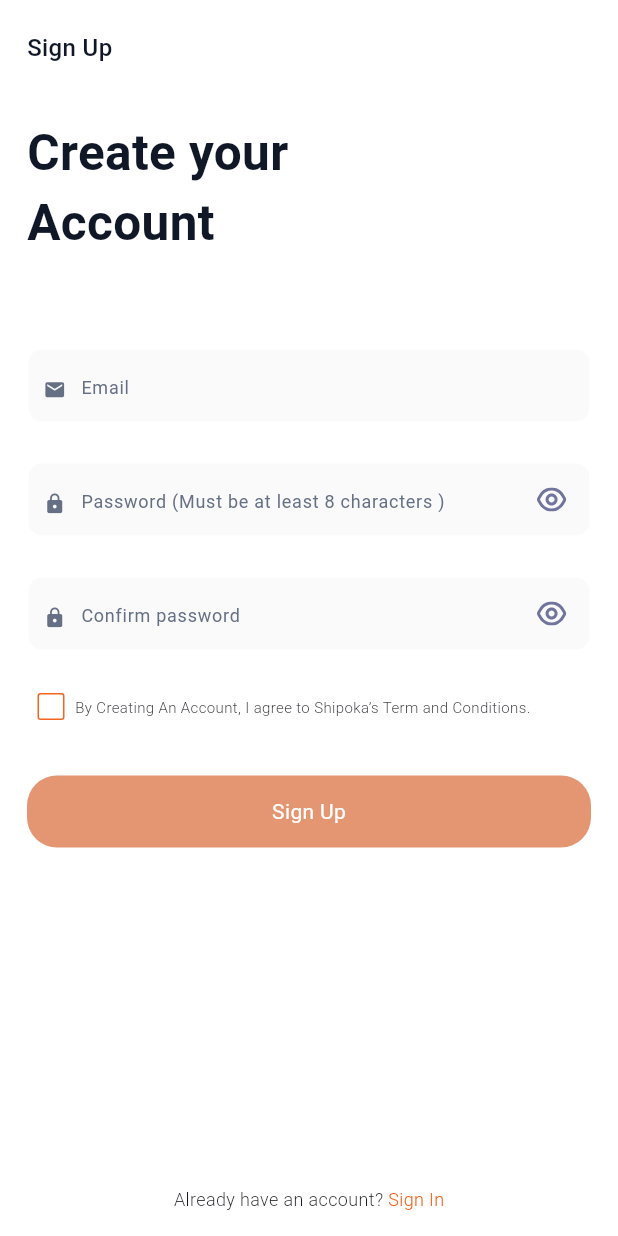
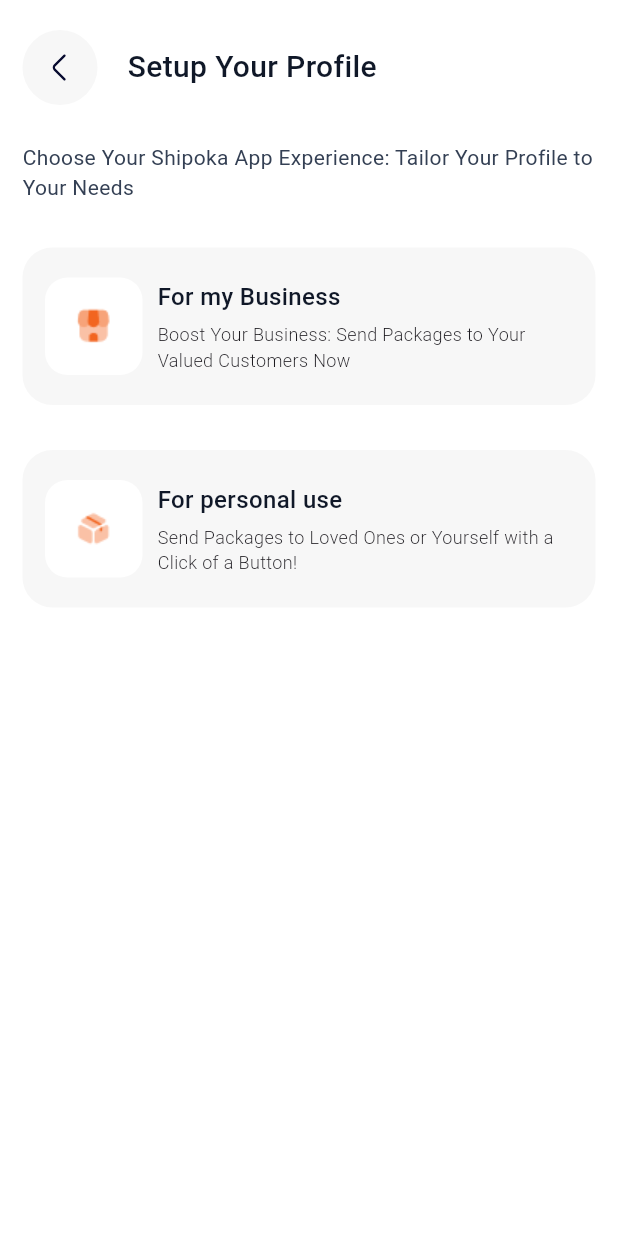
Before and after one commit to isaacwinston98/shipoka, a Flutter app: the screen it shows after launch, on a phone screen of 412 x 824 dp. Run offline on Flutter 3.47's test engine with Material 3 defaults, Android fonts, the phone set to English and light mode, and no system bars; our stand-ins replace device_info_plus, device_preview, flutter_svg, gap, google_fonts, injectable and 1 more; Roboto replaces fonts that are missing (Ubuntu).

Commit message:
implemented setup_profile.dart

```diff
--- a/lib/app/styles/app_color.dart
+++ b/lib/app/styles/app_color.dart
@@ -14,6 +14,8 @@
   static const Color textFieldBackground = Color(0xffFAFAFA);
   static const Color red = Color(0xffD8304A);
   static const Color grey3 = Color(0xffD9DDEE);
+  static const Color lightBackground = Color(0xffF7F7F7);
+  static const Color smallTextColor = Color(0xff344054);
 
 
   static const Map<int, Color> colorScratch  = {
--- a/lib/app/view/app.dart
+++ b/lib/app/view/app.dart
@@ -22,7 +22,7 @@
       title: 'Shipoka',
       theme: AppTheme.themeData,
       onGenerateRoute: onGenerateRoute,
-      initialRoute: RouteName.signUp,
+      initialRoute: RouteName.setupProfile,
     );
   }
 }
--- /dev/null
+++ b/lib/app/view/widget/app_back_button.dart
@@ -0,0 +1,30 @@
+import 'package:flutter/material.dart';
+import 'package:flutter_svg/svg.dart';
+import 'package:shipoka/app/styles/app_color.dart';
+import 'package:shipoka/core/constant/app_asset.dart';
+
+class AppBackButton extends StatelessWidget {
+  const AppBackButton({
+    Key? key,
+  }) : super(key: key);
+
+  @override
+  Widget build(BuildContext context) {
+    return Container(
+      width: 50.0,
+      height: 50.0,
+      decoration: const BoxDecoration(
+        shape: BoxShape.circle,
+        color: AppColors.lightBackground,
+      ),
+      child: Padding(
+        padding: EdgeInsets.zero,
+        child: Center(
+          child: SvgPicture.asset(
+            AppAssets.arrowBack,
+          ),
+        ),
+      ),
+    );
+  }
+}
--- a/lib/core/constant/app_asset.dart
+++ b/lib/core/constant/app_asset.dart
@@ -3,9 +3,12 @@
   // app asset images here
   static const String logo = 'assets/images/logo.png';
   static const String splashCircle = 'assets/images/splashCircle.png';
+  static const String shop = 'assets/images/shop.png';
+  static const String box = 'assets/images/box.png';
 
   // app asset Icons here
   static const String visibility = 'assets/icons/visibility.svg';
   static const String flag = 'assets/icons/flag.svg';
+  static const String arrowBack = 'assets/icons/backArrow.svg';
 
 }
--- a/lib/core/navigator/route_name.dart
+++ b/lib/core/navigator/route_name.dart
@@ -1,8 +1,8 @@
 class RouteName {
 
   //Register all Routes here
-
   static const String splashScreen = '/';
   static const String signUp = '/signup';
+  static const String setupProfile = '/setup_profile';
 
 }
--- a/lib/core/navigator/router.dart
+++ b/lib/core/navigator/router.dart
@@ -1,6 +1,7 @@
 import 'package:flutter/material.dart';
 import 'package:shipoka/core/navigator/route_extentions.dart';
 import 'package:shipoka/core/navigator/route_name.dart';
+import 'package:shipoka/features/auth/presentation/pages/setup_profile.dart';
 import 'package:shipoka/features/auth/presentation/pages/signup.dart';
 import 'package:shipoka/features/onboarding/presentation/pages/splash_screen.dart';
 
@@ -15,6 +16,11 @@
       return _getPageRoute(
         routeName: settings.name!,
         viewToShow: const Signup(),
+      );
+    case RouteName.setupProfile:
+      return _getPageRoute(
+        routeName: settings.name!,
+        viewToShow: const SetupProfile(),
       );
     default:
       return MaterialPageRoute<T>(
--- /dev/null
+++ b/lib/features/auth/presentation/pages/setup_profile.dart
@@ -0,0 +1,139 @@
+import 'package:flutter/material.dart';
+import 'package:gap/gap.dart';
+import 'package:shipoka/app/styles/app_color.dart';
+import 'package:shipoka/app/styles/fonts.dart';
+import 'package:shipoka/app/view/widget/app_back_button.dart';
+import 'package:shipoka/core/constant/app_asset.dart';
+
+class SetupProfile extends StatefulWidget {
+  const SetupProfile({super.key});
+
+  @override
+  State<SetupProfile> createState() => _SetupProfileState();
+}
+
+class _SetupProfileState extends State<SetupProfile> {
+  @override
+  Widget build(BuildContext context) {
+    return Scaffold(
+      backgroundColor: AppColors.white,
+      body: SafeArea(
+          child:Padding(
+            padding: const EdgeInsets.symmetric(horizontal: 15,vertical: 10),
+            child: Column(
+              children: [
+                const Gap(10),
+                Row(
+                  children: [
+                    const AppBackButton(),
+                    const Gap(20),
+                    TextSemiBold(
+                        'Setup Your Profile',
+                      fontSize: 20,
+                    ),
+
+
+                  ],
+                ),
+                const Gap(25),
+                Flexible(
+                  child: TextSmall(
+                    'Choose Your Shipoka App Experience: Tailor Your Profile to Your Needs',
+                    fontSize: 14,
+                    color: AppColors.smallTextColor,
+                    fontWeight: FontWeight.w400,
+
+                  ),
+                ),
+                const Gap(30),
+                Container(
+                  decoration: BoxDecoration(
+                    color: AppColors.lightBackground,
+                    borderRadius: BorderRadius.circular(20.0), // Set the border radius for curved corners
+                  ),
+                  child: Padding(
+                    padding: const EdgeInsets.symmetric(horizontal: 15, vertical: 20),
+                    child: Row(
+                      children: [
+                        Container(
+                          decoration: BoxDecoration(
+                            color: AppColors.white,
+                            borderRadius: BorderRadius.circular(15.0),
+                          ),
+                          child: Padding(
+                            padding: const EdgeInsets.all(20.0),
+                            child: Image.asset(AppAssets.shop),
+                          ),
+                        ),
+                        const Gap(10),
+                        Expanded(
+                          child: Column(
+                            crossAxisAlignment: CrossAxisAlignment.start,
+                            children: [
+                              TextSemiBold(
+                                  'For my Business',
+                                fontSize: 16,
+                              ),
+                              const Gap(5),
+                              TextSmall(
+                                'Boost Your Business: Send Packages to Your Valued Customers Now',
+                                fontSize: 12,
+                                overflow: TextOverflow.fade,
+                              ),
+                            ],
+                          ),
+                        ),
+                      ],
+                    ),
+                  ),
+                ),
+                const Gap(30),
+                Container(
+                  decoration: BoxDecoration(
+                    color: AppColors.lightBackground,
+                    borderRadius: BorderRadius.circular(20.0), // Set the border radius for curved corners
+                  ),
+                  child: Padding(
+                    padding: const EdgeInsets.symmetric(horizontal: 15, vertical: 20),
+                    child: Row(
+                      children: [
+                        Container(
+                          decoration: BoxDecoration(
+                            color: AppColors.white,
+                            borderRadius: BorderRadius.circular(15.0),
+                          ),
+                          child: Padding(
+                            padding: const EdgeInsets.all(20.0),
+                            child: Image.asset(AppAssets.box),
+                          ),
+                        ),
+                        const Gap(10),
+                        Expanded(
+                          child: Column(
+                            crossAxisAlignment: CrossAxisAlignment.start,
+                            children: [
+                              TextSemiBold(
+                                'For personal use',
+                                fontSize: 16,
+                              ),
+                              const Gap(5),
+                              TextSmall(
+                                'Send Packages to Loved Ones or Yourself with a Click of a Button!',
+                                fontSize: 12,
+                                overflow: TextOverflow.fade,
+                              ),
+                            ],
+                          ),
+                        ),
+                      ],
+                    ),
+                  ),
+                ),
+              ],
+
+            ),
+          )
+      ),
+    );
+  }
+}
```
Also changed, not shown: assets/icons/backArrow.svg (added), assets/images/box.png (added), assets/images/shop.png (added).
